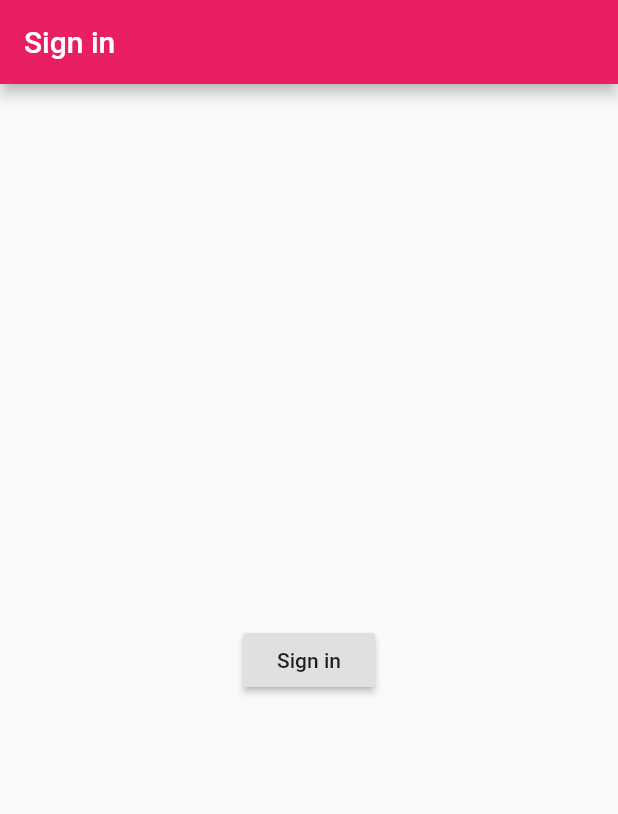
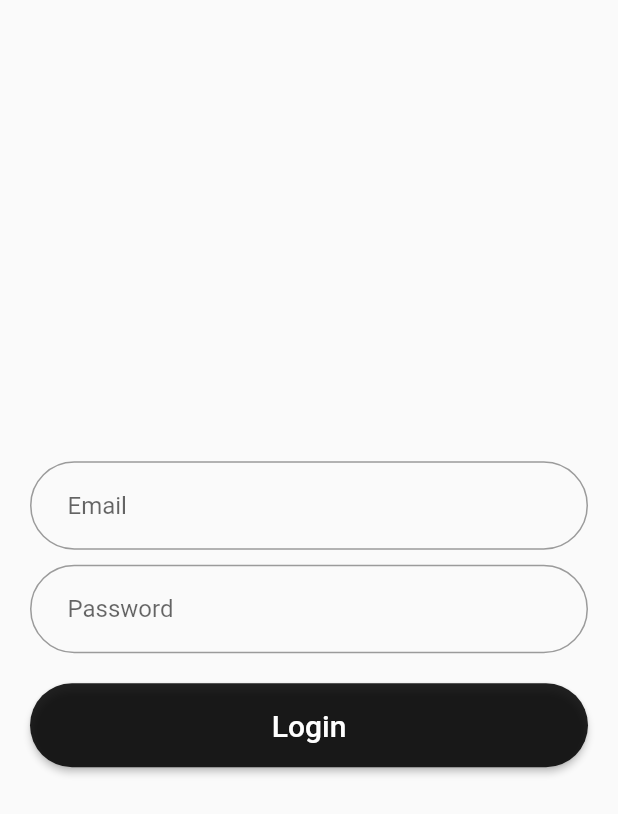
Before and after one commit to illfalcon/flora, a Flutter app: the screen it shows after launch, on a phone screen of 412 x 824 dp. Shown: the top 814 px of the screen. Run offline on Flutter 3.47's test engine with Material 2 defaults, Android fonts, the phone set to English and light mode, and no system bars; our stand-ins replace image_gallery_saver, permission_handler, shared_preferences, sqflite; missing offline and left inert: esys_flutter_share; accounts and stored records are empty.

Commit message:
working login page

```diff
--- a/lib/ui/login_page.dart
+++ b/lib/ui/login_page.dart
@@ -6,13 +6,33 @@ import 'package:flora/utils/constants.dart';
 import 'package:flutter/material.dart';
 import 'package:shared_preferences/shared_preferences.dart';
 
-class LoginPage extends StatelessWidget {
+class LoginPage extends StatefulWidget {
   final StreamController<AuthenticationState> _streamController;
+  LoginPage(this._streamController);
+
+  @override
+  State<StatefulWidget> createState() {
+    return _LoginPageState();
+  }
+
+}
+
+class _LoginPageState extends State<LoginPage> {
   Future<SharedPreferences> _prefs = SharedPreferences.getInstance();
 
   AuthenticationService _authenticationService = new AuthenticationService();
 
-  LoginPage(this._streamController);
+
+  final emailController = TextEditingController();
+  final passwordController = TextEditingController();
+
+  @override
+  void dispose() {
+    // Clean up the controller when the widget is disposed.
+    emailController.dispose();
+    passwordController.dispose();
+    super.dispose();
+  }
 
   /// ----------------------------------------------------------
   /// Method that saves the token in Shared Preferences
@@ -23,27 +43,76 @@ class LoginPage extends StatelessWidget {
     return prefs.setString(Constants.STORAGE_TOKEN, token);
   }
 
-  signIn() async {
+  signIn(String email, String password) async {
     var result =
-        await _authenticationService.login("admin@mail.ru", "password");
+        await _authenticationService.login(email, password);
     if (result != null) {
       await _setMobileToken(result);
-      _streamController.add(AuthenticationState.authenticated());
+      widget._streamController.add(AuthenticationState.authenticated());
     } else {
-      _streamController.add(AuthenticationState.failed());
+      widget._streamController.add(AuthenticationState.failed());
     }
   }
 
   @override
   Widget build(BuildContext context) {
-    return Scaffold(
-      appBar: AppBar(title: Text('Sign in')),
-      body: Center(
-        child: RaisedButton(
-          child: Text('Sign in'),
-          onPressed: signIn,
+    final inputEmail = Padding(
+      padding: EdgeInsets.only(bottom: 10),
+      child: TextField(
+        controller: emailController,
+        keyboardType: TextInputType.emailAddress,
+        decoration: InputDecoration(
+            hintText: 'Email',
+            contentPadding: EdgeInsets.symmetric(horizontal: 25, vertical: 20),
+            border: OutlineInputBorder(
+                borderRadius: BorderRadius.circular(50.0)
+            )
         ),
       ),
     );
+    final inputPassword = Padding(
+      padding: EdgeInsets.only(bottom: 20),
+      child: TextField(
+        controller: passwordController,
+        keyboardType: TextInputType.text,
+        obscureText: true,
+        decoration: InputDecoration(
+            hintText: 'Password',
+            contentPadding: EdgeInsets.symmetric(horizontal: 25, vertical: 20),
+            border: OutlineInputBorder(
+                borderRadius: BorderRadius.circular(50.0)
+            )
+        ),
+      ),
+    );
+    final buttonLogin = Padding(
+      padding: EdgeInsets.only(bottom: 5),
+      child: ButtonTheme(
+        height: 56,
+        child: RaisedButton(
+          child: Text('Login', style: TextStyle(color: Colors.white, fontSize: 20)),
+          color: Colors.black87,
+          shape: RoundedRectangleBorder(
+              borderRadius: BorderRadius.circular(50)
+          ),
+          onPressed: () => signIn(emailController.text, passwordController.text),
+        ),
+      ),
+    );
+    return SafeArea(
+        child: Scaffold(
+          body: Center(
+            child: ListView(
+              shrinkWrap: true,
+              padding: EdgeInsets.symmetric(horizontal: 20),
+              children: <Widget>[
+                inputEmail,
+                inputPassword,
+                buttonLogin,
+              ],
+            ),
+          ),
+        )
+    );
   }
 }
--- a/lib/utils/authentication_service.dart
+++ b/lib/utils/authentication_service.dart
@@ -11,6 +11,7 @@ class AuthenticationService {
     String url = Constants.URL_BASE + Constants.SERVER_API + 'login';
     Map<String, String> headers = {"Content-type": "application/json"};
     String json = '{"email": "$email", "password": "$password"}';
+    print(json);
     try {
       http.Response response = await http.post(url, headers: headers, body: json);
       int statusCode = response.statusCode;
@@ -21,6 +22,7 @@ class AuthenticationService {
       Map<String, dynamic> map = jsonDecode(body);
       return map['token'];
     } catch (e) {
+      print(e);
       return null;
     }
   }
--- a/lib/utils/constants.dart
+++ b/lib/utils/constants.dart
@@ -13,7 +13,7 @@ class Constants {
   static final String COLUMN_SEEN = "seen";
   static final int DB_VERSION = 1;
   static final String DBNAME = "flora.db";
-  static final String URL_BASE = "http://35.228.100.93";
+  static final String URL_BASE = "http://35.228.252.144";
   static final String SERVER_API = "/api/";
   static final String STORAGE_TOKEN = "token";
 }
```
